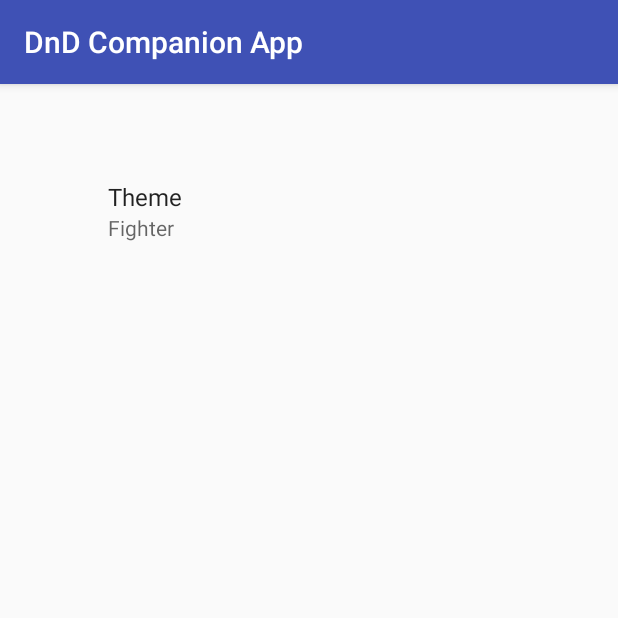
After one commit to OSU-CS496-Sp2017/final-project-d-d-companion-app, an Android app: the fragment SettingsFragment shown on its own in the app's theme, on a phone screen of 412 x 824 dp, the top half of it. The commit adds this screen. Run offline under Robolectric (Android 15) with nearby library versions, the phone set to English and light mode, and no system bars; our stand-ins replace androidx.preference; 2 statements that could not run were skipped.

Commit message:
set up initial values and added relevant activity/fragment

```diff
--- a/app/build.gradle
+++ b/app/build.gradle
@@ -26,6 +26,8 @@ dependencies {
     })
     compile 'com.android.support:appcompat-v7:25.3.1'
     compile 'com.android.support.constraint:constraint-layout:1.0.2'
+    compile 'com.android.support:preference-v14:25.2.0'
+    compile 'com.squareup.okhttp3:okhttp:3.7.0'
     testCompile 'junit:junit:4.12'
 }
 
--- a/app/src/main/java/cs496/dndcompanionapp/DnDApi.java
+++ b/app/src/main/java/cs496/dndcompanionapp/DnDApi.java
@@ -1,4 +1,6 @@
 import android.net.Uri;
+import android.util.Log;
+
 import org.json.JSONArray;
 import org.json.JSONException;
 import org.json.JSONObject;
@@ -56,9 +58,10 @@ public class DnDApi {
 				url = url + "equipment/";
 				break;
 
-			case default:
+			default:
 				Log.d(TAG, "DnDApi.buildSearchURL: invalid searchType.");
 				break;
 		}
+		return null;
 	}
 }
--- /dev/null
+++ b/app/src/main/java/cs496/dndcompanionapp/SettingsFragment.java
@@ -0,0 +1,38 @@
+package cs496.dndcompanionapp;
+
+import android.content.SharedPreferences;
+import android.os.Bundle;
+import android.support.v7.preference.EditTextPreference;
+import android.support.v7.preference.PreferenceFragmentCompat;
+/**
+ * Created by brandon on 6/4/2017.
+ */
+
+public class SettingsFragment extends PreferenceFragmentCompat implements SharedPreferences.OnSharedPreferenceChangeListener {
+
+    @Override
+    public void onCreatePreferences(Bundle savedInstanceState, String rootKey) {
+        addPreferencesFromResource(R.xml.prefs);
+        EditTextPreference userPref = (EditTextPreference)findPreference(getString(R.string.theme_key));
+        userPref.setSummary(userPref.getText());
+    }
+    @Override
+    public void onResume() {
+        super.onResume();
+        getPreferenceScreen().getSharedPreferences().registerOnSharedPreferenceChangeListener(this);
+    }
+
+    @Override
+    public void onPause() {
+        super.onPause();
+        getPreferenceScreen().getSharedPreferences().unregisterOnSharedPreferenceChangeListener(this);
+    }
+
+    @Override
+    public void onSharedPreferenceChanged(SharedPreferences sharedPreferences, String key) {
+        if (key.equals(getString(R.string.theme_key))) {
+            EditTextPreference userPref = (EditTextPreference)findPreference(key);
+            userPref.setSummary(userPref.getText());
+        }
+    }
+}
--- /dev/null
+++ b/app/src/main/res/values/arrays.xml
@@ -0,0 +1,11 @@
+<?xml version="1.0" encoding="utf-8"?>
+<resources>
+    <string-array name="theme">
+        <item>Barbarian</item>
+        <item>Druid</item>
+        <item>Fighter</item>
+        <item>Monk</item>
+        <item>Priest</item>
+        <item>Wizard</item>
+    </string-array>
+</resources>
--- a/app/src/main/res/values/strings.xml
+++ b/app/src/main/res/values/strings.xml
@@ -1,5 +1,7 @@
 <resources>
     <string name="app_name">DnD Companion App</string>
+    <string name="theme_key">theme</string>
+    <string name="pref_theme_default">Fighter</string>
 
     <string-array name="backgroundPlaceholder">
         <item>Background</item>
--- /dev/null
+++ b/app/src/main/res/xml/prefs.xml
@@ -0,0 +1,24 @@
+<?xml version="1.0" encoding="utf-8"?>
+<PreferenceScreen xmlns:android="http://schemas.android.com/apk/res/android"
+    xmlns:app="http://schemas.android.com/apk/res-auto">
+
+    <ListPreference
+        xmlns:android="http://schemas.android.com/apk/res/android"
+        xmlns:tools="http://schemas.android.com/tools"
+        android:layout_width="match_parent"
+        android:layout_height="match_parent"
+        tools:context="cs496.dndcompanionapp;"/>
+
+    <ListPreference
+        android:defaultValue="@string/pref_theme_default"
+        android:dialogTitle="Default Unit"
+        android:entries="@array/theme"
+        android:entryValues="@array/theme"
+        android:key="@string/theme_key"
+        android:title="Theme"
+        app:summary="%s" />
+
+
+
+
+</PreferenceScreen>
--- a/build.gradle
+++ b/build.gradle
@@ -5,7 +5,7 @@ buildscript {
         jcenter()
     }
     dependencies {
-        classpath 'com.android.tools.build:gradle:2.3.1'
+        classpath 'com.android.tools.build:gradle:2.3.2'
 
         // NOTE: Do not place your application dependencies here; they belong
         // in the individual module build.gradle files
```
Also changed, not shown: app/src/main/java/cs496/dndcompanionapp/SettingsActivity.java (added, +30 -0 lines), app/src/main/res/layout/activity_settings.xml (added, +7 -0 lines).
